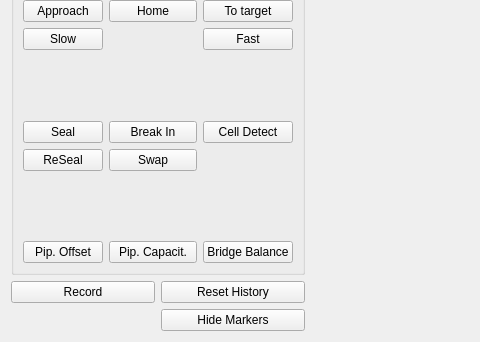
Old version of the form acq4/modules/MultiPatch/multipatchTemplate.ui in the repository acq4/acq4; both pictures show x 0 to 480 and y 124 to 466 of the 941 by 466 pixel window.
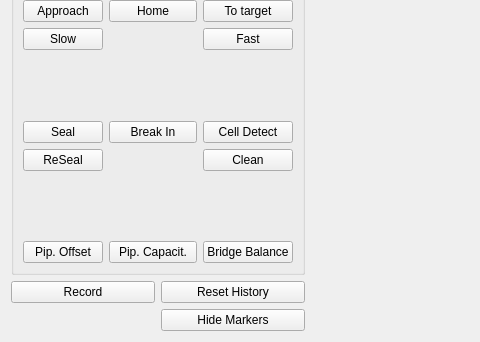
New version of the form.

Commit message: bugfixes, add clean button, remove swap button

```diff
--- a/acq4/modules/MultiPatch/multipatchTemplate.ui
+++ b/acq4/modules/MultiPatch/multipatchTemplate.ui
@@ -228,10 +228,10 @@
         </property>
        </widget>
       </item>
-      <item row="7" column="1">
-       <widget class="QPushButton" name="swapBtn">
+      <item row="7" column="2">
+       <widget class="QPushButton" name="cleanBtn">
         <property name="text">
-         <string>Swap</string>
+         <string>Clean</string>
         </property>
        </widget>
       </item>
```
Left out of the diff: 11 changed lines with no effect on the pictures. The commit also changes 5 other files.
